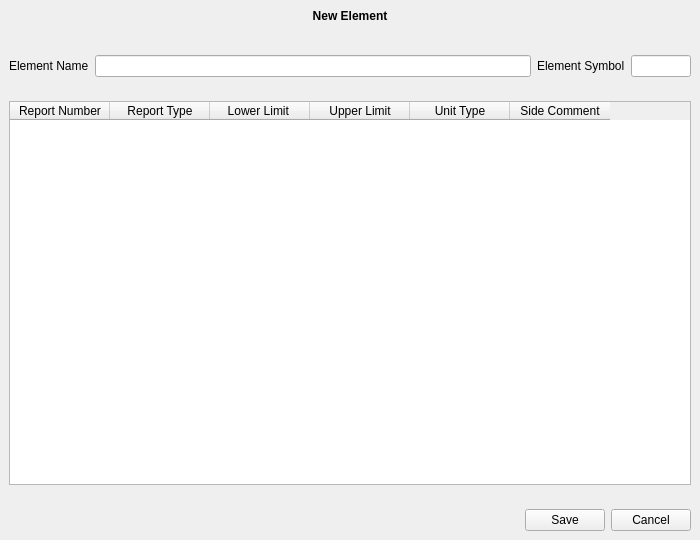
Above: src/ui/elementDialog.ui from layup/LIMS before the change. Below: the same form after it.
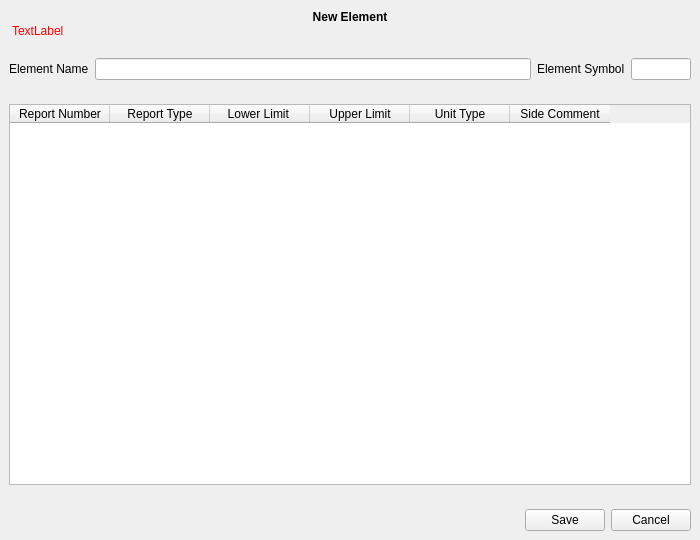
That is the form after the change.

Diff of the .ui file:
```diff
--- a/src/ui/elementDialog.ui
+++ b/src/ui/elementDialog.ui
@@ -19,6 +19,11 @@
   <property name="windowTitle">
    <string>Form</string>
   </property>
+  <property name="styleSheet">
+   <string notr="true">#errorMsg {
+	color:red; 
+} </string>
+  </property>
   <layout class="QVBoxLayout" name="verticalLayout">
    <property name="leftMargin">
     <number>0</number>
@@ -41,8 +46,20 @@
       </size>
      </property>
      <layout class="QVBoxLayout" name="verticalLayout_3">
+      <property name="spacing">
+       <number>0</number>
+      </property>
+      <property name="leftMargin">
+       <number>12</number>
+      </property>
       <property name="topMargin">
-       <number>1</number>
+       <number>10</number>
+      </property>
+      <property name="rightMargin">
+       <number>12</number>
+      </property>
+      <property name="bottomMargin">
+       <number>5</number>
       </property>
       <item>
        <widget class="QLabel" name="title">
@@ -60,6 +77,13 @@
         </property>
        </widget>
       </item>
+      <item>
+       <widget class="QLabel" name="errorMsg">
+        <property name="text">
+         <string>TextLabel</string>
+        </property>
+       </widget>
+      </item>
      </layout>
     </widget>
    </item>
```
